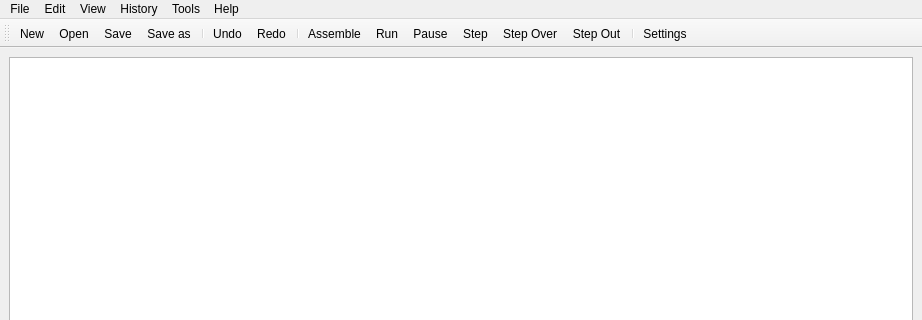
This is gui/ui/main_window.ui in imndllnuri/rv32i-emulator as Qt 5 draws it before an edit; both pictures show x 0 to 922 and y 0 to 320 of the 922 by 683 pixel window. The edited form follows.
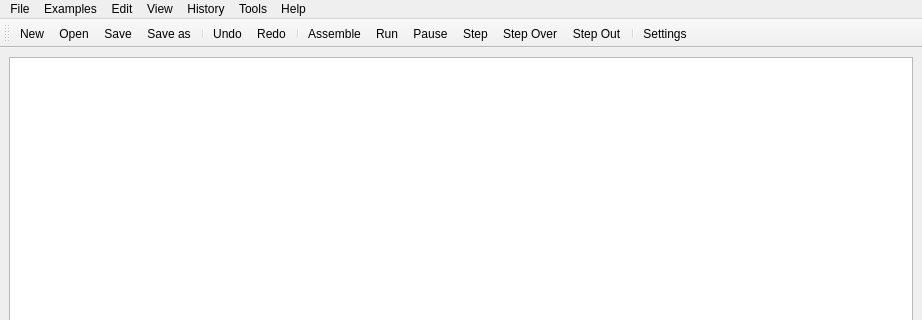
This is the edited form.

Commit message:
Add an Examples menu to the GUI
Lists every .s file bundled in assembler/ so they load straight into
the editor with one click, instead of navigating there via File > Open.
Status-bar text on hover shows what each example does and what result
to expect. Also bundle assembler/'s .s sources into the AppImage build
so the menu isn't empty in packaged releases.

Claude-Session: https://claude.ai/code/session_01T4FfqHA3Aqkh2kGTSHCjNr

What changed in the file:
```diff
--- a/gui/ui/main_window.ui
+++ b/gui/ui/main_window.ui
@@ -60,6 +60,11 @@
      <height>22</height>
     </rect>
    </property>
+   <widget class="QMenu" name="menuExamples">
+    <property name="title">
+     <string>Examples</string>
+    </property>
+   </widget>
    <widget class="QMenu" name="menuEdit">
     <property name="title">
      <string>Edit</string>
@@ -137,6 +142,7 @@
     <addaction name="actionExit"/>
    </widget>
    <addaction name="menuFile"/>
+   <addaction name="menuExamples"/>
    <addaction name="menuEdit"/>
    <addaction name="menuView"/>
    <addaction name="menuHistory"/>
```
The commit also changes 3 other files.
